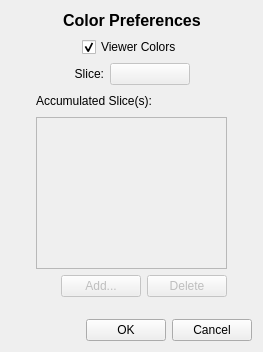
radio-astro/casa, file code/display/Slicer/SliceColorPreferences.ui: the form before one commit.
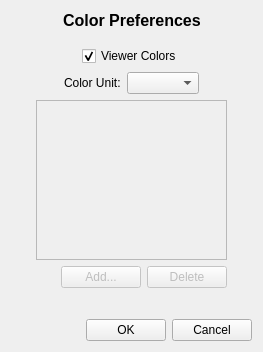
The form after the commit.

Commit message: New Development: Yes/No             JIRA Issue: CAS-4884         Ready for Test: Yes      Interface Changes: Yes What Interface Changed: Interface changes to support new functionality          Test Programs: List test programs   Put in Release Notes: No              Module(s): Module Names change impacts.            Description: Slice 1-D improvements suggested by Juergan.

```diff
--- a/code/display/Slicer/SliceColorPreferences.ui
+++ b/code/display/Slicer/SliceColorPreferences.ui
@@ -58,6 +58,19 @@
      </item>
     </layout>
    </item>
+   <item>
+    <spacer name="verticalSpacer_2">
+     <property name="orientation">
+      <enum>Qt::Vertical</enum>
+     </property>
+     <property name="sizeHint" stdset="0">
+      <size>
+       <width>20</width>
+       <height>40</height>
+      </size>
+     </property>
+    </spacer>
+   </item>
    <item>
     <layout class="QHBoxLayout" name="horizontalLayout_7">
      <item>
@@ -119,31 +132,12 @@
      <item>
       <widget class="QLabel" name="label_2">
        <property name="text">
-        <string>&lt;font color='black'&gt;Slice:&lt;/font&gt;</string>
-       </property>
-       <property name="alignment">
-        <set>Qt::AlignRight|Qt::AlignTrailing|Qt::AlignVCenter</set>
+        <string>&lt;font color='black'&gt;Color Unit:&lt;/font&gt;</string>
        </property>
       </widget>
      </item>
      <item>
-      <widget class="QPushButton" name="sliceColorButton">
-       <property name="enabled">
-        <bool>false</bool>
-       </property>
-       <property name="minimumSize">
-        <size>
-         <width>80</width>
-         <height>0</height>
-        </size>
-       </property>
-       <property name="toolTip">
-        <string>Custom color for the slice corresponding to the active region.</string>
-       </property>
-       <property name="text">
-        <string/>
-       </property>
-      </widget>
+      <widget class="QComboBox" name="colorUnitComboBox"/>
      </item>
      <item>
       <spacer name="horizontalSpacer_5">
@@ -177,30 +171,6 @@
      </item>
      <item>
       <layout class="QVBoxLayout" name="verticalLayout">
-       <item>
-        <layout class="QHBoxLayout" name="horizontalLayout_5">
-         <item>
-          <widget class="QLabel" name="accumulatedColorLabel">
-           <property name="text">
-            <string>Accumulated Slice(s):</string>
-           </property>
-          </widget>
-         </item>
-         <item>
-          <spacer name="horizontalSpacer_7">
-           <property name="orientation">
-            <enum>Qt::Horizontal</enum>
-           </property>
-           <property name="sizeHint" stdset="0">
-            <size>
-             <width>40</width>
-             <height>20</height>
-            </size>
-           </property>
-          </spacer>
-         </item>
-        </layout>
-       </item>
        <item>
         <widget class="QListWidget" name="accumulatedColorList">
          <property name="enabled">
```
Left out of the diff: 2 changed lines with no effect on the pictures. The commit also changes 41 other files.
